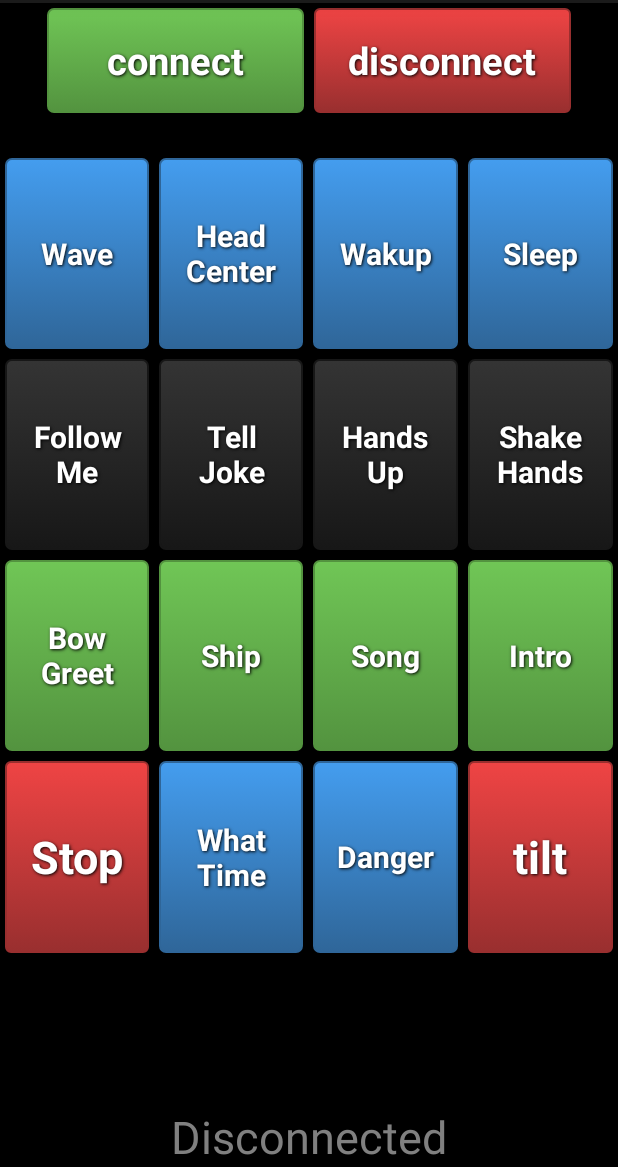
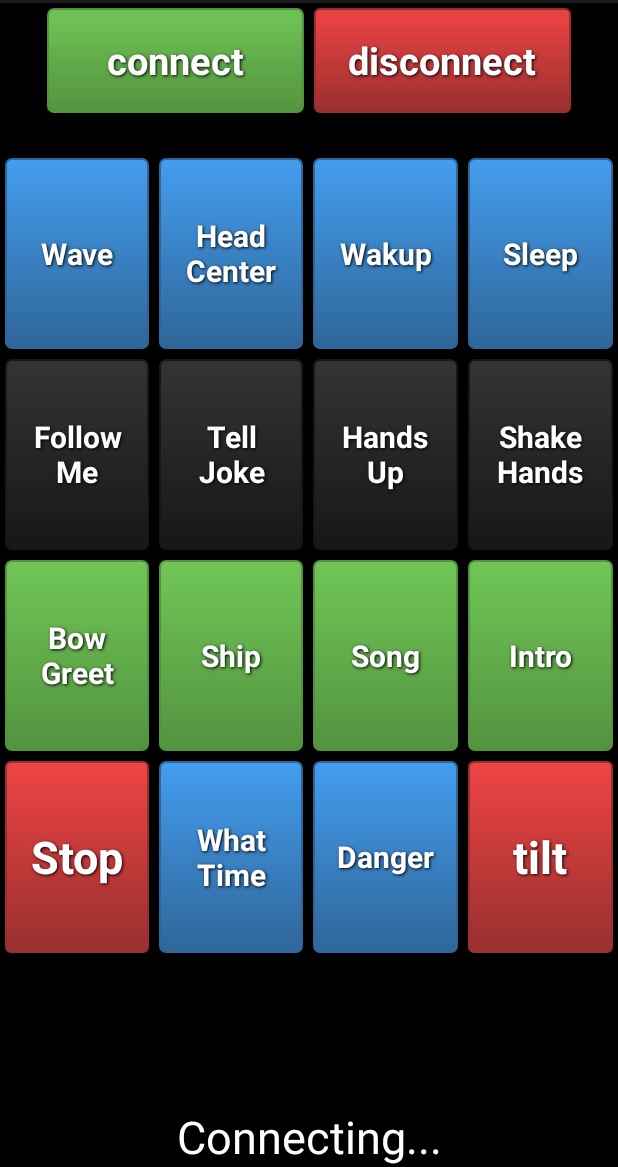
Before and after one commit to shinselrobots/BotControl, an Android app: the screen it shows after launch (MainActivity), on a phone screen of 412 x 824 dp, the part 69-1236 px from its top. Run offline under Robolectric (Android 15) with nearby library versions, the phone set to English and light mode, and no system bars; libraries missing offline, so code that uses them is left out: at.abraxas.amarino; 6 statements that could not run were skipped.

Commit message:
fixed connect/disconnect reliability, moved to onResume/onPause

```diff
--- a/app/src/main/java/com/dshinsel/botcontrol/MainActivity.java
+++ b/app/src/main/java/com/dshinsel/botcontrol/MainActivity.java
@@ -30,11 +30,14 @@ public class MainActivity extends Activity implements SensorEventListener {
     // TODO: change the address to match your Bluetooth module
 
 	// LOKI
-	//private static final String DEVICE_ADDRESS = "00:06:66:4F:90:CD"; // BlueSMirf LOKI
+	//private static final String DEVICE_ADDRESS = "00:06:66:4F:90:CD"; // "Firefly 90CD" - BlueSMirf LOKI
 	// SHELDON
-	private static final String DEVICE_ADDRESS = "00:06:66:73:E3:EA"; // BlueSMirf SHELDON
-	//private static final String DEVICE_ADDRESS = "00:06:66:73:E8:DD"; // BlueSmirf Spare
-	//private static final String DEVICE_ADDRESS = "00:06:66:4B:E3:EF"; // "Firefly E3EF" = BlueSMirf #1 - Turtle
+	private static final String DEVICE_ADDRESS = "00:06:66:4B:E3:EF"; // "Firefly E3EF" - BlueSMiRF Sheldon
+
+	// SPARE MODULES
+	// Note: "New" BlueSMiRF modules seem to not always disconnect, so they get hung up...
+	//private static final String DEVICE_ADDRESS = "00:06:66:73:E3:EA"; // New BlueSMirf Spare
+	//private static final String DEVICE_ADDRESS = "00:06:66:73:E8:DD"; // New BlueSmirf Spare
 	//private static final String DEVICE_ADDRESS = "00:A0:96:12:C0:DB"; // BlueSMirf #2 - ROBO NOVA
 	//private static final String DEVICE_ADDRESS = "00:12:05:24:95:55";  // EZ Robot module
 
@@ -260,18 +263,15 @@ public class MainActivity extends Activity implements SensorEventListener {
     	case R.id.buttonDisconnect:
     		Log.d("ButtonHandler", "Button Disconnect pressed");
             if(btConnectionState.CONNECTED != ConnectionState) {
-                Log.d("BOT DEBUG", "Disconnect:  Ignored, BT Not connected");
-    			updateStatus("Disconnect:  Ignored, BT Not connected");
+                Log.d("BOT DEBUG", "Disconnect:  BT Not connected");
+    			updateStatus("Disconnect:  BT Not connected");
             }
-            else
-            {
 			// Disconnect Bluetooth
 			ConnectionState = btConnectionState.DISCONNECTING;
 			Log.d("BOT DEBUG", "Calling Amarino Disconnect: ");
 			Amarino.sendDataToArduino(this, DEVICE_ADDRESS, 'C', 0);  // Send disconnection message
 			Amarino.disconnect(this, DEVICE_ADDRESS);
 			Log.d("BOT DEBUG", "DONE Calling Amarino Disconnect ");
-            }
     		break;
 
 
@@ -281,10 +281,10 @@ public class MainActivity extends Activity implements SensorEventListener {
                 Log.d("BOT DEBUG", "Connect: Already Connected");
     			updateStatus("Connect: BT Already Connected");
             }
-            else if(btConnectionState.DISCONNECTED != ConnectionState) {
-                Log.d("BOT DEBUG", "Connect: BT Stack Busy, Try Again");
-    			updateStatus("Connect: BT Stack Busy, Try Again");
-            }
+            //else if(btConnectionState.DISCONNECTED != ConnectionState) {
+            //    Log.d("BOT DEBUG", "Connect: BT Stack Busy, Try Again");
+    		//	updateStatus("Connect: BT Stack Busy, Try Again");
+            //}
             else
             {
 	            // Toggle button text?
@@ -404,12 +404,19 @@ public class MainActivity extends Activity implements SensorEventListener {
 
 
     ///////////////////////////////////////////////////////////////////
-	// Register event listeners for Accelerometer and Compass onResume
+	// onResume - Do all startup work, including
+    // Register event listeners for Accelerometer and Compass
+    // Connect bluetooth to robot
 	@Override
 	protected void onResume() {
 	    super.onResume();
 	    // register this class as a listener for the orientation and
 	    // accelerometer sensors
+        Log.d("BOT DEBUG", "OnResume called");
+
+        ConnectionState = btConnectionState.DISCONNECTED;
+        updateStatus("Disconnected");
+
 	    if( AccelerometerEnabled ) {
 		    sensorManager.registerListener(this,
 		        sensorManager.getDefaultSensor(Sensor.TYPE_ACCELEROMETER),
@@ -420,19 +427,59 @@ public class MainActivity extends Activity implements SensorEventListener {
 		    SensorEventRegistered = true;
     		Log.d("BOT DEBUG", "Accelerometer enabled");
 	    }
+
+        Log.d("BOT DEBUG", "Registering Broadcast Receivers");
+        // in order to receive broadcasted intents we need to register our receivers
+        registerReceiver(ConnectReceiver, new IntentFilter(AmarinoIntent.ACTION_CONNECTED));
+        registerReceiver(DisconnectReceiver, new IntentFilter(AmarinoIntent.ACTION_DISCONNECTED));
+        registerReceiver(ConnectFailedReceiver, new IntentFilter(AmarinoIntent.ACTION_CONNECTION_FAILED));
+        registerReceiver(PairingRequiredReceiver, new IntentFilter(AmarinoIntent.ACTION_PAIRING_REQUESTED));
+        registerReceiver(DataReceiver, new IntentFilter(AmarinoIntent.ACTION_RECEIVED));
+
+        if(btConnectionState.CONNECTED != ConnectionState) {
+            // Auto-Connect to Bluetooth device when app starts or resumes
+            ConnectionState = btConnectionState.CONNECTING;
+            updateStatus("Connecting...");
+            Log.d("BOT DEBUG", "Calling Amarino Connect: ");
+            Amarino.connect(this, DEVICE_ADDRESS);
+            //myButton.setText("Disconnect");
+            Log.d("BOT DEBUG", "DONE Calling Amarino Connect ");
+        }
+
+
+
     }
 
     ///////////////////////////////////////////////////////////////////
+    // onPause - Do all shutdown work, including
 	// UnRegister event listeners for Accelerometer and Compass onPause
+    // Disconnect bluetooth from Robot
 	@Override
 	protected void onPause() {
-	    // unregister listener
+
+        Log.d("BOT DEBUG", "OnPause called");
+
+	    // unregister sensor listener
 	    super.onPause();
 	    if( SensorEventRegistered ) {
 		    sensorManager.unregisterListener(this);
 		    SensorEventRegistered = false;
     		Log.d("BOT DEBUG", "Accelerometer disabled");
 	    }
+
+        // stop Amarino's background service when exiting or hidden
+        Amarino.sendDataToArduino(this, DEVICE_ADDRESS, 'C', 0);  // Send disconnection message
+        Amarino.disconnect(this, DEVICE_ADDRESS);
+        // don't forget to unregister all registered receivers
+        unregisterReceiver(ConnectReceiver);
+        unregisterReceiver(DisconnectReceiver);
+        unregisterReceiver(ConnectFailedReceiver);
+        unregisterReceiver(PairingRequiredReceiver);
+        unregisterReceiver(DataReceiver);
+        ConnectionState = btConnectionState.DISCONNECTED; // can't wait for event during Stop
+        disableAccelerometer();	// Disable the accelerometer whenever we lose Bluetooth connection
+
+
 	}
 
 
@@ -451,6 +498,8 @@ public class MainActivity extends Activity implements SensorEventListener {
 	@Override
 	protected void onStart() {
 		super.onStart();
+        // Note - all startup stuff moved to onResume
+
 		/*
 		// load last state, if desired in the future
         SharedPreferences prefs = PreferenceManager.getDefaultSharedPreferences(this);
@@ -458,14 +507,6 @@ public class MainActivity extends Activity implements SensorEventListener {
         green = prefs.getInt("green", 0);
         blue = prefs.getInt("blue", 0);
 		*/
-
-        Log.d("BOT DEBUG", "Registering Broadcast Receivers");
-        // in order to receive broadcasted intents we need to register our receivers
-		registerReceiver(ConnectReceiver, new IntentFilter(AmarinoIntent.ACTION_CONNECTED));
-		registerReceiver(DisconnectReceiver, new IntentFilter(AmarinoIntent.ACTION_DISCONNECTED));
-		registerReceiver(ConnectFailedReceiver, new IntentFilter(AmarinoIntent.ACTION_CONNECTION_FAILED));
-		registerReceiver(PairingRequiredReceiver, new IntentFilter(AmarinoIntent.ACTION_PAIRING_REQUESTED));
-		registerReceiver(DataReceiver, new IntentFilter(AmarinoIntent.ACTION_RECEIVED));
 
 	}
 
@@ -475,6 +516,8 @@ public class MainActivity extends Activity implements SensorEventListener {
 	@Override
 	protected void onStop() {
 		super.onStop();
+        // Note - all shutdown stuff moved to onPause
+
 		// save state
 		/*
 		PreferenceManager.getDefaultSharedPreferences(this)
@@ -484,19 +527,6 @@ public class MainActivity extends Activity implements SensorEventListener {
 				.putInt("blue", blue)
 			.commit();
 		*/
-
-
-		// stop Amarino's background service when exiting or hidden
-        Amarino.sendDataToArduino(this, DEVICE_ADDRESS, 'C', 0);  // Send disconnection message
-		Amarino.disconnect(this, DEVICE_ADDRESS);
-		// don't forget to unregister all registered receivers
-		unregisterReceiver(ConnectReceiver);
-		unregisterReceiver(DisconnectReceiver);
-		unregisterReceiver(ConnectFailedReceiver);
-		unregisterReceiver(PairingRequiredReceiver);
-		unregisterReceiver(DataReceiver);
-		ConnectionState = btConnectionState.DISCONNECTED; // can't wait for event during Stop
-		disableAccelerometer();	// Disable the accelerometer whenever we lose Bluetooth connection
 
 	}
 
```
Also changed, not shown: 49 other files. Lines whose indentation alone changed are shown as unchanged.
